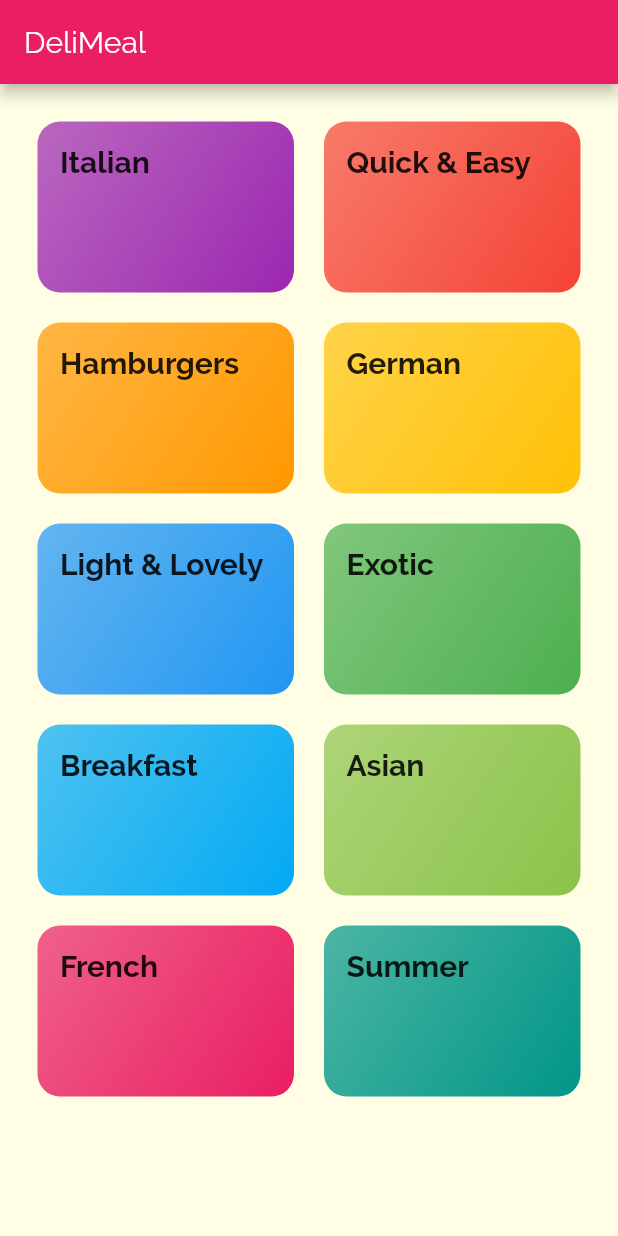
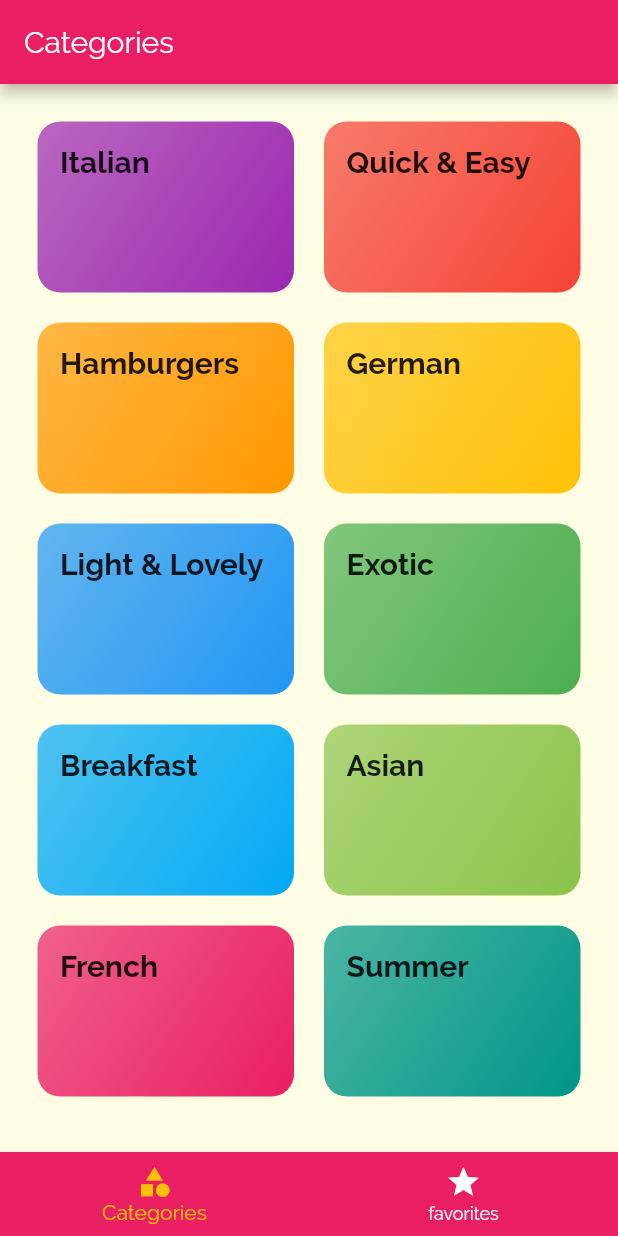
Before and after one commit to YosophAhmed/mealsApp, a Flutter app: the screen it shows after launch, on a phone screen of 412 x 824 dp. Run offline on Flutter 3.47's test engine with Material 2 defaults, Android fonts, the phone set to English and light mode, and no system bars.

Commit message:
Latest Commit

```diff
--- a/lib/main.dart
+++ b/lib/main.dart
@@ -1,5 +1,6 @@
 import 'package:flutter/material.dart';
 import 'package:meals/screens/meal_detail_screen.dart';
+import 'package:meals/screens/tabs_screen.dart';
 import 'screens/categories_screen.dart';
 import 'screens/category_meals_screen.dart';
 
@@ -17,16 +18,12 @@ class MyApp extends StatelessWidget {
         canvasColor: Color.fromRGBO(255, 254, 229, 1),
         fontFamily: 'Raleway',
       ),
-      //home: CategoriesScreen(),
       initialRoute: '/',
       routes: {
-        '/' : (context) => CategoriesScreen(),
+        '/' : (context) => TabsScreen(),
         CategoryMealsScreen.routeName : (context) => CategoryMealsScreen(),
         MealDetailScreen.routeName : (context) => MealDetailScreen(),
-      },
-      onGenerateRoute: (settings) {
-        print(settings.arguments);
-        //return MaterialPageRoute(builder: (context) => CategoriesScreen(),);
+
       },
       onUnknownRoute: (settings) {
         return MaterialPageRoute(builder: (context) => CategoriesScreen(),
--- a/lib/screens/categories_screen.dart
+++ b/lib/screens/categories_screen.dart
@@ -6,13 +6,7 @@ class CategoriesScreen extends StatelessWidget {
 
   @override
   Widget build(BuildContext context) {
-    return Scaffold(
-      appBar: AppBar(
-        title: const Text(
-          'DeliMeal',
-        ),
-      ),
-      body: GridView(
+    return GridView(
       padding: const EdgeInsets.all(25),
       gridDelegate: SliverGridDelegateWithMaxCrossAxisExtent(
         maxCrossAxisExtent: 200,
@@ -26,7 +20,6 @@ class CategoriesScreen extends StatelessWidget {
         color: categoryData.color,
       ),
       ).toList(),
-      ),
     );
   }
 }
--- /dev/null
+++ b/lib/screens/favorites_screen.dart
@@ -0,0 +1,15 @@
+import 'package:flutter/material.dart';
+
+class FavoritesScreen extends StatelessWidget {
+
+  static const String routeName = '/';
+
+  @override
+  Widget build(BuildContext context) {
+    return Center(
+      child: Text(
+        'Favorites',
+      ),
+    );
+  }
+}
--- /dev/null
+++ b/lib/screens/tabs_screen.dart
@@ -0,0 +1,63 @@
+import 'package:flutter/material.dart';
+import 'package:meals/screens/categories_screen.dart';
+import 'favorites_screen.dart';
+
+class TabsScreen extends StatefulWidget {
+  @override
+  State<TabsScreen> createState() => _TabsScreenState();
+}
+
+class _TabsScreenState extends State<TabsScreen> {
+
+  final List<Map<String, Object>> pages = [
+    {
+      'page' : CategoriesScreen(),
+      'title': 'Categories',
+    },
+    {
+      'page' : FavoritesScreen(),
+      'title' : 'Your Favorites',
+    },
+  ];
+
+  int selectedIndex = 0;
+
+  void selectPage(int index) {
+    setState(() {
+      selectedIndex = index;
+    });
+  }
+
+  @override
+  Widget build(BuildContext context) {
+    return Scaffold(
+      appBar: AppBar(
+        title: Text(
+          pages[selectedIndex]['title'],
+        ),
+      ),
+      body: pages[selectedIndex]['page'],
+      bottomNavigationBar: BottomNavigationBar(
+        onTap: selectPage,
+        backgroundColor: Theme.of(context).primaryColor,
+        selectedItemColor: Colors.amber,
+        unselectedItemColor: Colors.white,
+        currentIndex: selectedIndex,
+        items: [
+          BottomNavigationBarItem(
+            icon: Icon(
+              Icons.category,
+            ),
+            label: 'Categories',
+          ),
+          BottomNavigationBarItem(
+            icon: Icon(
+              Icons.star,
+            ),
+            label: 'favorites',
+          ),
+        ],
+      ),
+    );
+  }
+}
```
Lines whose indentation alone changed are shown as unchanged.
